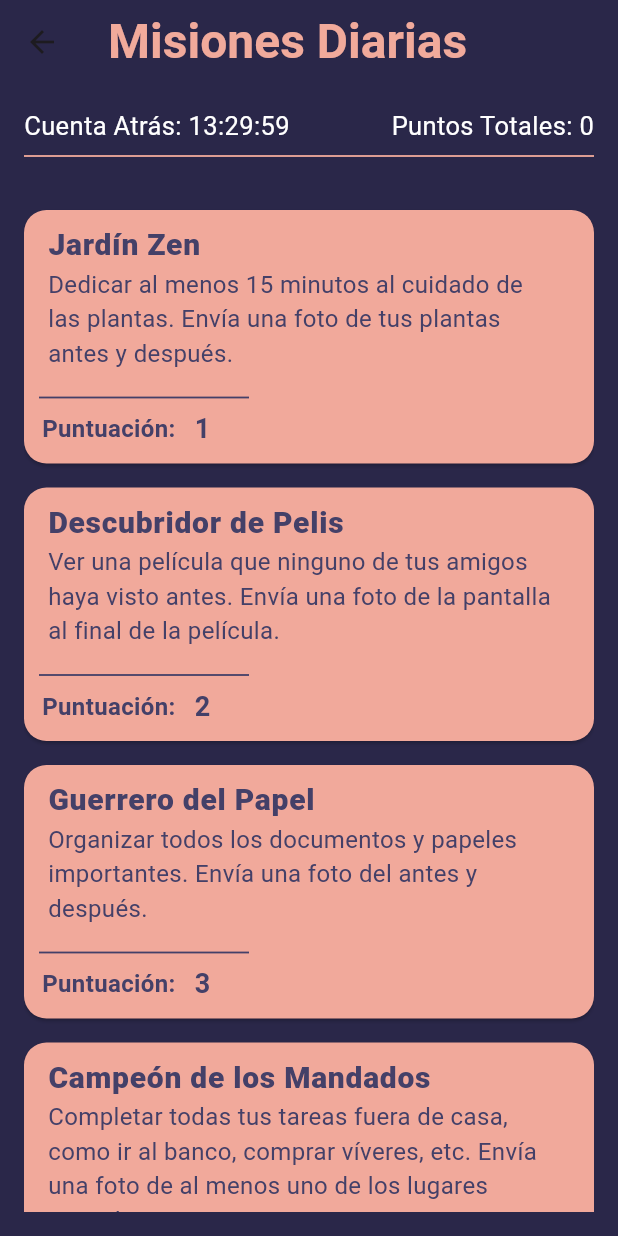
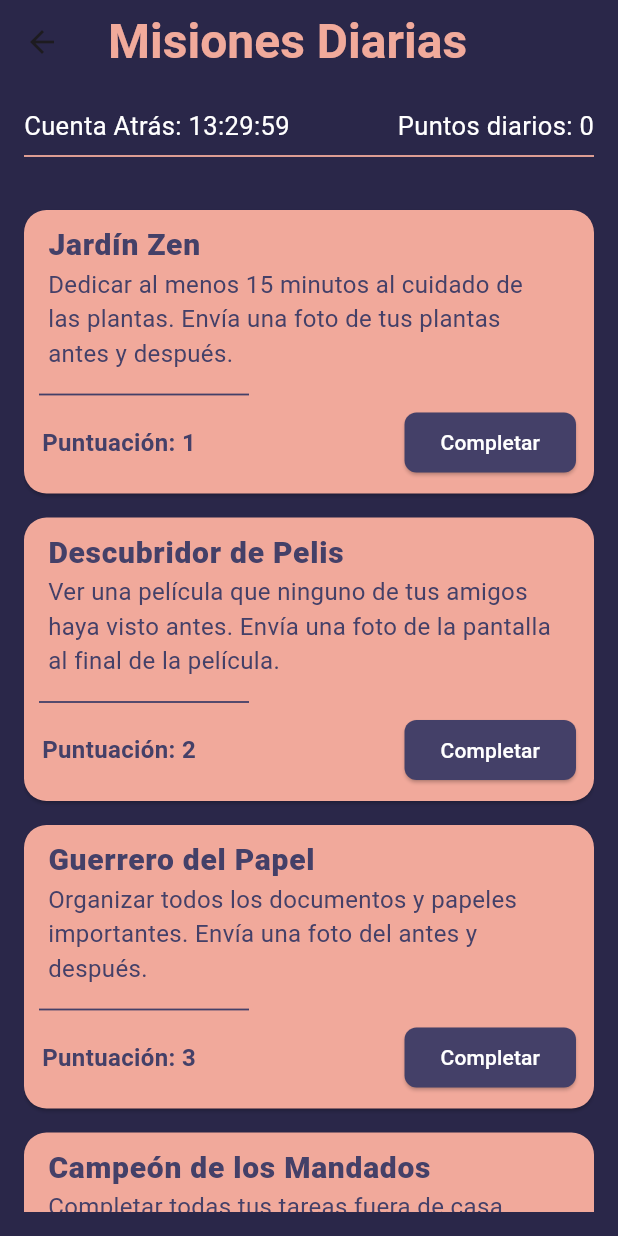
Before and after one commit to SFP95/msproject, a Flutter app: the MisionsPage screen opened directly, on a phone screen of 412 x 824 dp. Run offline on Flutter 3.47's test engine with Material 3 defaults, Android fonts, the light colour scheme and no system bars; our stand-ins replace percent_indicator, shared_preferences; accounts and stored records are empty.

Commit message:
arreglo suma puntos y misiones ya no se actualizan sin acabar el dia

```diff
--- a/lib/screening/DiaryMisions_screening.dart
+++ b/lib/screening/DiaryMisions_screening.dart
@@ -1,9 +1,8 @@
 import 'dart:async';
 import 'dart:convert';
 import 'dart:math';
-import 'dart:ui';
-import 'package:flutter/cupertino.dart';
 import 'package:flutter/material.dart';
+import 'package:shared_preferences/shared_preferences.dart';
 
 class MisionsPage extends StatefulWidget {
   @override
@@ -11,34 +10,33 @@ class MisionsPage extends StatefulWidget {
 }
 
 class _MisionsPage extends State<MisionsPage> {
-  List<Map<String, dynamic>> missions = []; // Lista de misiones
-  List<Map<String, dynamic>> userMissions = []; // Misiones aleatorias asignadas
-  int totalPoints = 0; // Contador de puntos del usuario
+  List<Map<String, dynamic>> missions = []; // Lista de todas las misiones
+  List<Map<String, dynamic>> userMissions = []; // Misiones asignadas para hoy
+  int dayPoints = 0; // Puntos acumulados en el día
   late Timer _timer; // Temporizador para la cuenta atrás
-  Duration _timeLeft = Duration.zero; // Tiempo restante
-  String _todayKey = ""; // Identificador único para el día actual
+  Duration _timeLeft = Duration.zero; // Tiempo restante para la medianoche
 
   @override
   void initState() {
     super.initState();
-    _generateTodayKey(); // Generar clave para el día
-    _loadMissions();
-    _startCountdown();
+    _initializeApp();
   }
 
-  // Generar un identificador único para el día actual
-  void _generateTodayKey() {
-    final now = DateTime.now();
-    _todayKey = "${now.year}-${now.month}-${now.day}";
+  Future<void> _initializeApp() async {
+    await _loadMissions();
+    _startCountdown();
+    await _loadDailyState();
   }
 
-  // Cargar misiones desde el archivo JSON
   Future<void> _loadMissions() async {
     try {
+      // Cargar el contenido del archivo JSON
       final String jsonString = await DefaultAssetBundle.of(context).loadString('assets/misiones.json');
+
+      // Decodificar el contenido JSON
       final Map<String, dynamic> jsonResponse = json.decode(jsonString);
 
-      setState(() {
+      // Asignar las misiones a la lista
       missions = List<Map<String, dynamic>>.from(
         jsonResponse['misiones'].map((mission) {
           return {
@@ -46,22 +44,49 @@ class _MisionsPage extends State<MisionsPage> {
             "detalles": mission["detalles"],
             "puntos": mission["puntos"],
             "completed": false,
-              "evidence": null,
           };
-          }).toList(),
+        }),
       );
-      });
-
-      // Si no hay misiones asignadas para hoy, asignarlas
-      if (userMissions.isEmpty) {
-        _assignRandomMissions();
-      }
+      //print("Misiones cargadas: $missions"); // Debug: Verificar misiones cargadas
     } catch (e) {
-      print("Error al cargar las misiones: $e");
+      //print("Error al cargar las misiones: $e"); // Debug: Mostrar errores
     }
   }
 
-  // Asignar 5 misiones aleatorias
+
+
+  Future<void> _loadDailyState() async {
+    final prefs = await SharedPreferences.getInstance();
+    final todayKey = _generateTodayKey();
+
+    // Cargar puntos acumulados
+    dayPoints = prefs.getInt('${todayKey}_points') ?? 0;
+
+    // Cargar misiones asignadas
+    final missionsString = prefs.getString('${todayKey}_missions');
+    if (missionsString != null) {
+      userMissions = List<Map<String, dynamic>>.from(json.decode(missionsString));
+    } else {
+      _assignRandomMissions();
+      await _saveDailyState();
+    }
+
+    setState(() {});
+  }
+
+  Future<void> _saveDailyState() async {
+    final prefs = await SharedPreferences.getInstance();
+    final todayKey = _generateTodayKey();
+
+    await prefs.setInt('${todayKey}_points', dayPoints);
+    await prefs.setString('${todayKey}_missions', json.encode(userMissions));
+  }
+
+  String _generateTodayKey() {
+    final now = DateTime.now();
+    return "${now.year}-${now.month}-${now.day}";
+  }
+
   void _assignRandomMissions() {
     final random = Random();
     final selectedMissions = <Map<String, dynamic>>[];
@@ -71,19 +96,14 @@ class _MisionsPage extends State<MisionsPage> {
         selectedMissions.add(mission);
       }
     }
-    setState(() {
     userMissions = selectedMissions;
-    });
   }
 
-  // Iniciar el temporizador de cuenta atrás
   void _startCountdown() {
     final now = DateTime.now();
     final nextMidnight = DateTime(now.year, now.month, now.day + 1);
-    final durationUntilMidnight = nextMidnight.difference(now);
-
     setState(() {
-      _timeLeft = durationUntilMidnight;
+      _timeLeft = nextMidnight.difference(now); // Inicializar correctamente
     });
 
     _timer = Timer.periodic(Duration(seconds: 1), (timer) {
@@ -92,16 +112,21 @@ class _MisionsPage extends State<MisionsPage> {
           _timeLeft -= Duration(seconds: 1);
         });
       } else {
-        // Reiniciar misiones al finalizar el día
-        _timer.cancel();
-        _generateTodayKey();
-        _assignRandomMissions();
-        _startCountdown();
+        _resetDailyMissions();
       }
     });
   }
 
-  // Función para formatear el tiempo restante
+
+  Future<void> _resetDailyMissions() async {
+    _timer.cancel();
+    _assignRandomMissions();
+    dayPoints = 0;
+    await _saveDailyState();
+    _startCountdown();
+    setState(() {});
+  }
+
   String _formatDuration(Duration duration) {
     String twoDigits(int n) => n.toString().padLeft(2, '0');
     final hours = twoDigits(duration.inHours);
@@ -138,7 +163,7 @@ class _MisionsPage extends State<MisionsPage> {
                   style: TextStyle(fontSize: 17, color: Colors.white),
                 ),
                 Text(
-                  "Puntos Totales: $totalPoints",
+                  "Puntos diarios: $dayPoints",
                   style: TextStyle(fontSize: 17, color: Colors.white),
                 ),
               ],
@@ -167,7 +192,7 @@ class _MisionsPage extends State<MisionsPage> {
       color: Color(0xFFF1A99B),
       margin: EdgeInsets.only(top: 8, bottom: 8),
       shape: RoundedRectangleBorder(
-        borderRadius: BorderRadius.circular(15), // Bordes redondeados
+        borderRadius: BorderRadius.circular(15),
       ),
       child: Column(
         children: [
@@ -188,31 +213,46 @@ class _MisionsPage extends State<MisionsPage> {
               ),
             ),
           ),
-          SizedBox(height: 2),
           Divider(
-            indent: 10,endIndent: 230,
+            indent: 10,
+            endIndent: 230,
             color: Color.fromARGB(255, 68, 64, 104),
             thickness: 1.2,
-          ),// Espacio entre el texto y la puntuación
+          ),
           Padding(
             padding: const EdgeInsets.symmetric(horizontal: 12.0),
             child: Row(
-              mainAxisAlignment: MainAxisAlignment.start,
+              mainAxisAlignment: MainAxisAlignment.spaceBetween,
               children: [
             Text(
-                  "Puntuación:   ",
+            "Puntuación: ${mission['puntos']}",
               style: TextStyle(
                 fontSize: 16,
                 fontWeight: FontWeight.bold,
                 color: Color.fromARGB(255, 68, 64, 104),
               ),
             ),
-                Text(
-                  "${mission['puntos']}",
-                  style: TextStyle(
-                    fontSize: 18,
-                    fontWeight: FontWeight.bold,
-                    color: Color.fromARGB(255, 68, 64, 104),
+            ElevatedButton(
+              onPressed: mission['completed']
+                  ? null
+                  : () async {
+                setState(() {
+                  mission['completed'] = true;
+                  dayPoints += (mission['puntos'] ?? 0) as int;
+                });
+                await _saveDailyState();
+              },
+              style: ElevatedButton.styleFrom(
+                backgroundColor: mission['completed']
+                    ? Colors.grey
+                    : Color.fromARGB(255, 68, 64, 104),
+                shape: RoundedRectangleBorder(
+                  borderRadius: BorderRadius.circular(8),
+                ),
+              ),
+              child: Text(
+                mission['completed'] ? "Completada" : "Completar",
+                style: TextStyle(color: Colors.white),
               ),
             ),
               ],
--- a/pubspec.yaml
+++ b/pubspec.yaml
@@ -32,7 +32,7 @@ dependencies:
     sdk: flutter
   image_picker: ^0.8.5+3
   percent_indicator: ^4.0.0 # Asegúrate de que esta línea esté presente
-
+  shared_preferences: ^2.1.1
 
 
   # The following adds the Cupertino Icons font to your application.
```
Also changed, not shown: pubspec.lock, 5 other files. Lines whose indentation alone changed are shown as unchanged.
